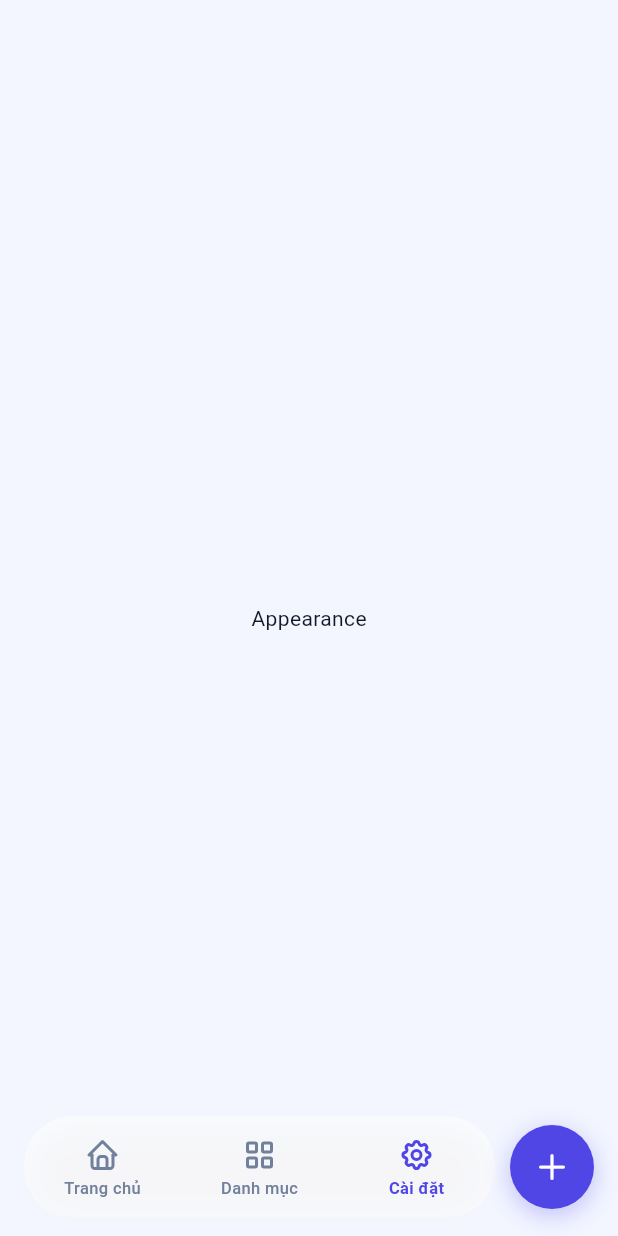
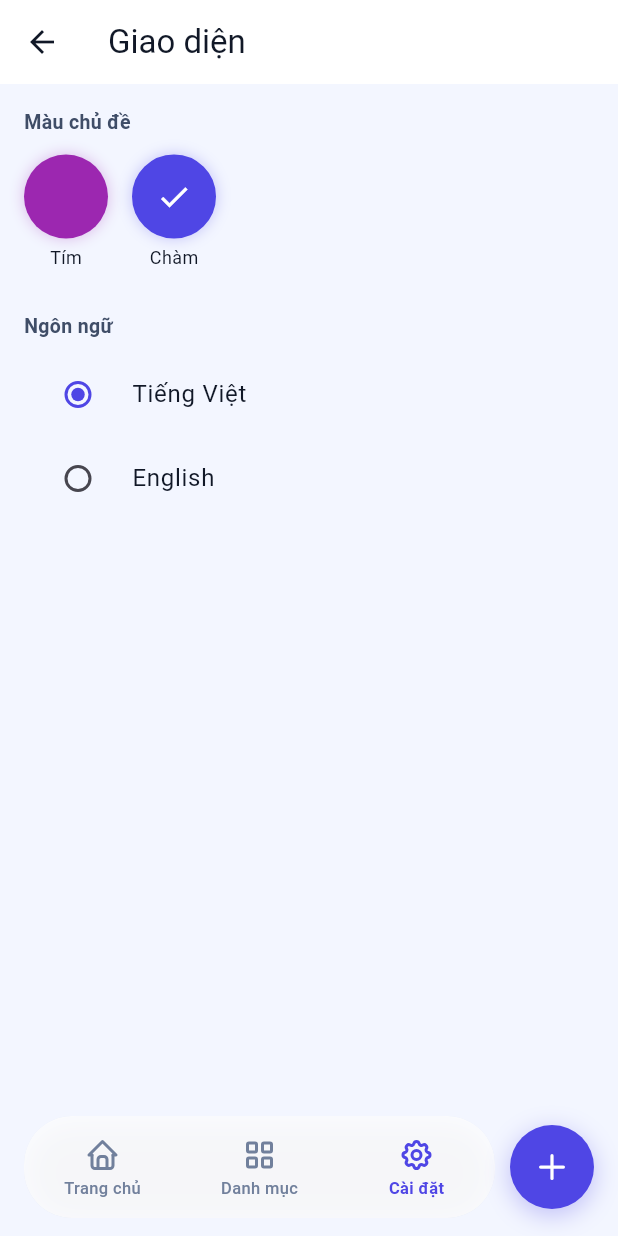
Before and after one commit to thewind121212/kuru-mobile, a Flutter app: the AppearanceScreen screen opened by its route, on a phone screen of 412 x 824 dp. Run offline on Flutter 3.47's test engine with Material 3 defaults, Android fonts, the phone set to English and light mode, and no system bars; drawn by our look-alikes of toastification; our stand-ins replace built_collection, built_value, dio, flutter_riverpod, flutter_secure_storage, flutter_tabler_icons and 6 more; missing offline and left inert: one_of_serializer, supertokens_flutter; accounts and stored records are empty; network calls fail; statements that could not run were skipped.

Commit message:
feat(settings): AppearanceScreen — palette grid + locale picker
Adds KuruPaletteLabel extension (Tím / Chàm) for display.
Locale rows use the new RadioGroup ancestor (post-Flutter 3.32 API).

Co-Authored-By: Claude Opus 4.7 (1M context) <noreply@anthropic.com>

```diff
--- a/lib/app/theme/kuru_palettes.dart
+++ b/lib/app/theme/kuru_palettes.dart
@@ -40,11 +40,7 @@ class KuruPalettes {
     ambient1: Color(0x299C27B0),
     ambient2: Color(0x245E35B1),
     shadowSm: [
-      BoxShadow(
-        color: Color(0x0F5E35B1),
-        blurRadius: 2,
-        offset: Offset(0, 1),
-      ),
+      BoxShadow(color: Color(0x0F5E35B1), blurRadius: 2, offset: Offset(0, 1)),
       BoxShadow(
         color: Color(0x335E35B1),
         blurRadius: 22,
@@ -182,11 +178,7 @@ class KuruPalettes {
     ambient1: Color(0x264F46E5),
     ambient2: Color(0x212563EB),
     shadowSm: [
-      BoxShadow(
-        color: Color(0x0F2563EB),
-        blurRadius: 2,
-        offset: Offset(0, 1),
-      ),
+      BoxShadow(color: Color(0x0F2563EB), blurRadius: 2, offset: Offset(0, 1)),
       BoxShadow(
         color: Color(0x382563EB),
         blurRadius: 22,
@@ -293,6 +285,13 @@ class KuruPalettes {
 /// User-selectable palette family. Brightness is decided by the platform.
 enum KuruPalette { purple, indigo }
 
+extension KuruPaletteLabel on KuruPalette {
+  String get label => switch (this) {
+    KuruPalette.purple => 'Tím',
+    KuruPalette.indigo => 'Chàm',
+  };
+}
+
 extension KuruPaletteX on KuruPalette {
   KuruColors resolve(Brightness brightness) {
     final dark = brightness == Brightness.dark;
--- a/lib/features/settings/appearance_screen.dart
+++ b/lib/features/settings/appearance_screen.dart
@@ -1,8 +1,137 @@
 import 'package:flutter/material.dart';
+import 'package:flutter_riverpod/flutter_riverpod.dart';
+import 'package:kuru_mobile/app/theme/kuru_colors.dart';
+import 'package:kuru_mobile/app/theme/kuru_palettes.dart';
+import 'package:kuru_mobile/app/theme/theme_controller.dart';
+import 'package:kuru_mobile/core/i18n/locale_controller.dart';
 
-class AppearanceScreen extends StatelessWidget {
+class AppearanceScreen extends ConsumerWidget {
   const AppearanceScreen({super.key});
+
   @override
-  Widget build(BuildContext context) =>
-      const Scaffold(body: Center(child: Text('Appearance')));
+  Widget build(BuildContext context, WidgetRef ref) {
+    final c = kuruColors(context);
+    final palette = ref.watch(themeControllerProvider);
+    final locale = ref.watch(localeControllerProvider);
+    return Scaffold(
+      backgroundColor: c.pageBg,
+      appBar: AppBar(
+        title: const Text('Giao diện'),
+        backgroundColor: c.surfaceElev,
+        elevation: 0,
+      ),
+      body: SafeArea(
+        child: ListView(
+          padding: const EdgeInsets.all(16),
+          children: [
+            Text(
+              'Màu chủ đề',
+              style: TextStyle(
+                fontSize: 13,
+                fontWeight: FontWeight.w600,
+                color: c.textSecondary,
+              ),
+            ),
+            const SizedBox(height: 12),
+            Wrap(
+              spacing: 16,
+              runSpacing: 16,
+              children: [
+                for (final p in KuruPalette.values)
+                  _Swatch(
+                    key: ValueKey('palette.${p.name}'),
+                    label: p.label,
+                    color: p.resolve(Brightness.light).primary,
+                    selected: palette == p,
+                    onTap: () => ref
+                        .read(themeControllerProvider.notifier)
+                        .setPalette(p),
+                  ),
+              ],
+            ),
+            const SizedBox(height: 28),
+            Text(
+              'Ngôn ngữ',
+              style: TextStyle(
+                fontSize: 13,
+                fontWeight: FontWeight.w600,
+                color: c.textSecondary,
+              ),
+            ),
+            const SizedBox(height: 8),
+            RadioGroup<String>(
+              groupValue: locale.languageCode,
+              onChanged: (v) {
+                if (v == null) return;
+                ref
+                    .read(localeControllerProvider.notifier)
+                    .setLocale(Locale(v));
+              },
+              child: Column(
+                children: [
+                  for (final loc in LocaleController.supported)
+                    RadioListTile<String>(
+                      key: ValueKey('locale.${loc.languageCode}'),
+                      value: loc.languageCode,
+                      title: Text(
+                        loc.languageCode == 'vi' ? 'Tiếng Việt' : 'English',
+                      ),
+                    ),
+                ],
+              ),
+            ),
+          ],
+        ),
+      ),
+    );
+  }
 }
+
+class _Swatch extends StatelessWidget {
+  const _Swatch({
+    required this.label,
+    required this.color,
+    required this.selected,
+    required this.onTap,
+    super.key,
+  });
+
+  final String label;
+  final Color color;
+  final bool selected;
+  final VoidCallback onTap;
+
+  @override
+  Widget build(BuildContext context) {
+    return GestureDetector(
+      onTap: onTap,
+      child: Column(
+        mainAxisSize: MainAxisSize.min,
+        children: [
+          Container(
+            width: 56,
+            height: 56,
+            decoration: BoxDecoration(
+              color: color,
+              shape: BoxShape.circle,
+              border: Border.all(
+                color: selected
+                    ? Theme.of(context).colorScheme.primary
+                    : Colors.transparent,
+                width: 3,
+              ),
+              boxShadow: [
+                BoxShadow(color: color.withValues(alpha: 0.3), blurRadius: 8),
+              ],
+            ),
+            child: selected
+                ? const Icon(Icons.check, color: Colors.white)
+                : null,
+          ),
+          const SizedBox(height: 4),
+          Text(label, style: const TextStyle(fontSize: 12)),
+        ],
+      ),
+    );
+  }
+}
```
Also changed, not shown: 1 other file.
